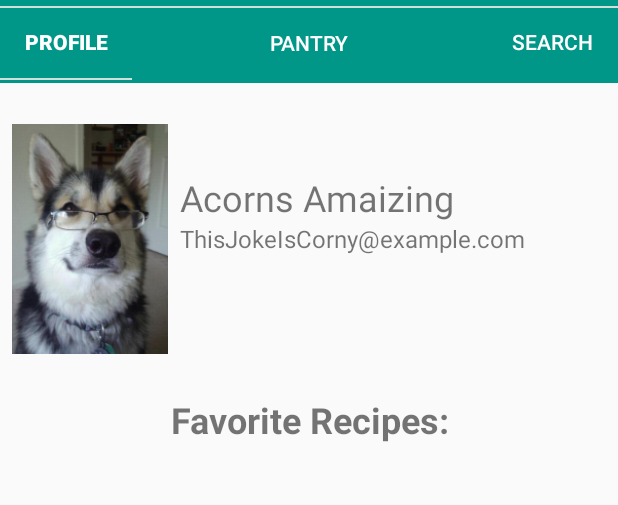
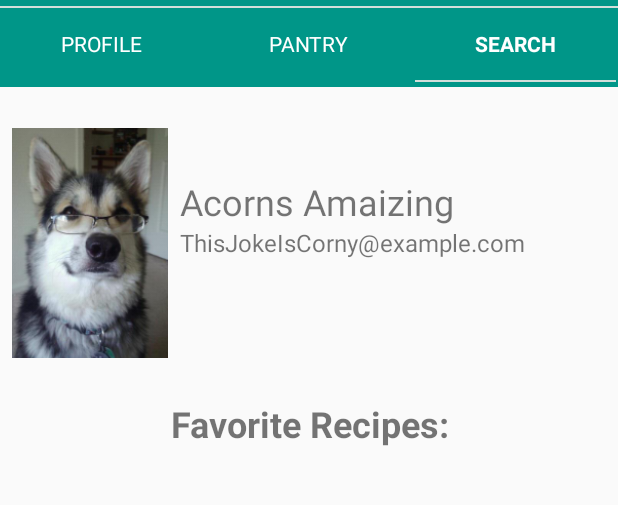
Before and after one commit to tntse/AmaizingRecipes, an Android app: the MainActivity screen opened directly, with no data from a screen before it, in the options menu, after a tap on "Settings", on a phone screen of 412 x 824 dp, the part 186-691 px from its top. Run offline under Robolectric (Android 15) with nearby library versions, the phone set to English and light mode, and no system bars; 2 statements that could not run were skipped.

Commit message:
Fixed Button Spacing in MainActivity layout. Added button click functionality on MainActivity to switch Fragment Pages

```diff
--- a/AmaizingUnicornRecipes/app/src/main/java/com/taeyeona/amaizingunicornrecipes/Activity/MainActivity.java
+++ b/AmaizingUnicornRecipes/app/src/main/java/com/taeyeona/amaizingunicornrecipes/Activity/MainActivity.java
@@ -2,6 +2,7 @@ package com.taeyeona.amaizingunicornrecipes.Activity;
 
 import android.app.Activity;
 import android.content.Intent;
+import android.graphics.Typeface;
 import android.media.MediaPlayer;
 import android.os.Bundle;
 import android.support.v4.app.Fragment;
@@ -22,8 +23,10 @@ import com.taeyeona.amaizingunicornrecipes.Adapter.MainAdapter;
 import com.taeyeona.amaizingunicornrecipes.Eula;
 import com.taeyeona.amaizingunicornrecipes.R;
 
+import java.util.ArrayList;
 
-public  class MainActivity extends AppCompatActivity implements AdapterView.OnItemClickListener {
+
+public  class MainActivity extends AppCompatActivity implements AdapterView.OnItemClickListener, View.OnClickListener {
 
 
     //variables for drawer list view and elements of listview items
@@ -37,6 +40,9 @@ public  class MainActivity extends AppCompatActivity implements AdapterView.OnIt
     private MainAdapter theMainAdapter;
     private ViewPager   theViewPager;
 
+    private ActivePage active;
+    private ArrayList<Button> buttons;
+    private ArrayList<View> buttonHighlights;
 
     @Override
     protected void onCreate(Bundle savedInstanceState) {
@@ -46,6 +52,23 @@ public  class MainActivity extends AppCompatActivity implements AdapterView.OnIt
         theMainAdapter = new MainAdapter(getSupportFragmentManager(), savedInstanceState);
         theViewPager = (ViewPager) findViewById(R.id.main_pages);
         theViewPager.setAdapter(theMainAdapter);
+
+        buttons = new ArrayList<Button>();
+        buttons.add((Button)findViewById(R.id.main_profile_button));
+        buttons.add((Button)findViewById(R.id.main_pantry_button));
+        buttons.add((Button)findViewById(R.id.main_search_button));
+
+        buttonHighlights = new ArrayList<View>();
+        buttonHighlights.add(findViewById(R.id.main_profile_bar));
+        buttonHighlights.add(findViewById(R.id.main_pantry_bar));
+        buttonHighlights.add(findViewById(R.id.main_search_bar));
+
+        active = new ActivePage(buttons.get(0), buttonHighlights.get(0));
+
+
+        for(int i = 0; i < 3; i ++){
+            buttons.get(i).setOnClickListener(this);
+        }
 
 //        //test
 //        myAdapter = new MyAdapter(this);
@@ -182,4 +205,45 @@ public  class MainActivity extends AppCompatActivity implements AdapterView.OnIt
         }
 
     }
+
+    @Override
+    public void onClick(View view) {
+        int index = buttons.indexOf((Button)view);
+        active.getButton().setTypeface(null, Typeface.NORMAL);
+        active.getView().setVisibility(View.INVISIBLE);
+
+        active.setButton(buttons.get(index));
+        active.setView(buttonHighlights.get(index));
+        theViewPager.setCurrentItem(index);
+    }
+
+    class ActivePage {
+
+        private Button button;
+        private View view;
+
+        public ActivePage(Button button, View view){
+            setButton(button);
+            setView(view);
+        }
+
+        public Button getButton() {
+            return button;
+        }
+
+        public View getView() {
+            return view;
+        }
+
+        public void setButton(Button button) {
+            this.button = button;
+            button.setTypeface(null, Typeface.BOLD);
+        }
+
+        public void setView(View view) {
+            this.view = view;
+            view.setVisibility(View.VISIBLE);
+        }
+
+    }
 }
--- a/AmaizingUnicornRecipes/app/src/main/res/layout/activity_main_v2.xml
+++ b/AmaizingUnicornRecipes/app/src/main/res/layout/activity_main_v2.xml
@@ -41,20 +41,24 @@
             android:layout_below="@id/main_settings_button"
             android:background="#d2dfdb" />
 
-        <RelativeLayout
+        <LinearLayout
             android:layout_width="match_parent"
             android:layout_height="wrap_content"
             android:layout_below="@id/main_settings_button"
             android:id="@+id/main_button_container"
             android:paddingBottom="2dp"
-            android:contextClickable="true">
+            android:orientation="horizontal"
+            android:weightSum="1.0"
+            >
             <LinearLayout
-                android:layout_width="wrap_content"
+                android:layout_width="0dp"
                 android:layout_height="wrap_content"
                 android:layout_alignParentLeft="true"
-                android:orientation="vertical">
+                android:orientation="vertical"
+                android:layout_weight=".33"
+                android:layout_margin="1dp">
                 <Button
-                    android:layout_width="wrap_content"
+                    android:layout_width="match_parent"
                     android:layout_height="wrap_content"
                     android:text="@string/profile"
                     android:background="?android:attr/selectableItemBackground"
@@ -71,13 +75,14 @@
                     android:visibility="visible"/>
             </LinearLayout>
             <LinearLayout
-                android:layout_width="wrap_content"
+                android:layout_width="0dp"
                 android:layout_height="wrap_content"
-                android:layout_centerVertical="true"
                 android:orientation="vertical"
-                android:layout_centerInParent="true">
+                android:layout_weight=".34"
+                android:layout_margin="1dp"
+                >
                 <Button
-                    android:layout_width="wrap_content"
+                    android:layout_width="match_parent"
                     android:layout_height="wrap_content"
                     android:text="@string/pantry"
                     android:background="?android:attr/selectableItemBackground"
@@ -93,12 +98,13 @@
                     android:visibility="invisible"/>
             </LinearLayout>
             <LinearLayout
-                android:layout_width="wrap_content"
+                android:layout_width="0dp"
                 android:layout_height="wrap_content"
-                android:layout_alignParentRight="true"
-                android:orientation="vertical">
+                android:orientation="vertical"
+                android:layout_weight=".33"
+                android:layout_margin="1dp">
                 <Button
-                    android:layout_width="wrap_content"
+                    android:layout_width="match_parent"
                     android:layout_height="wrap_content"
                     android:text="@string/search"
                     android:background="?android:attr/selectableItemBackground"
@@ -113,7 +119,7 @@
                     android:background="#d2dfdb"
                     android:visibility="invisible"/>
             </LinearLayout>
-        </RelativeLayout>
+        </LinearLayout>
 
     </RelativeLayout>
 
```
